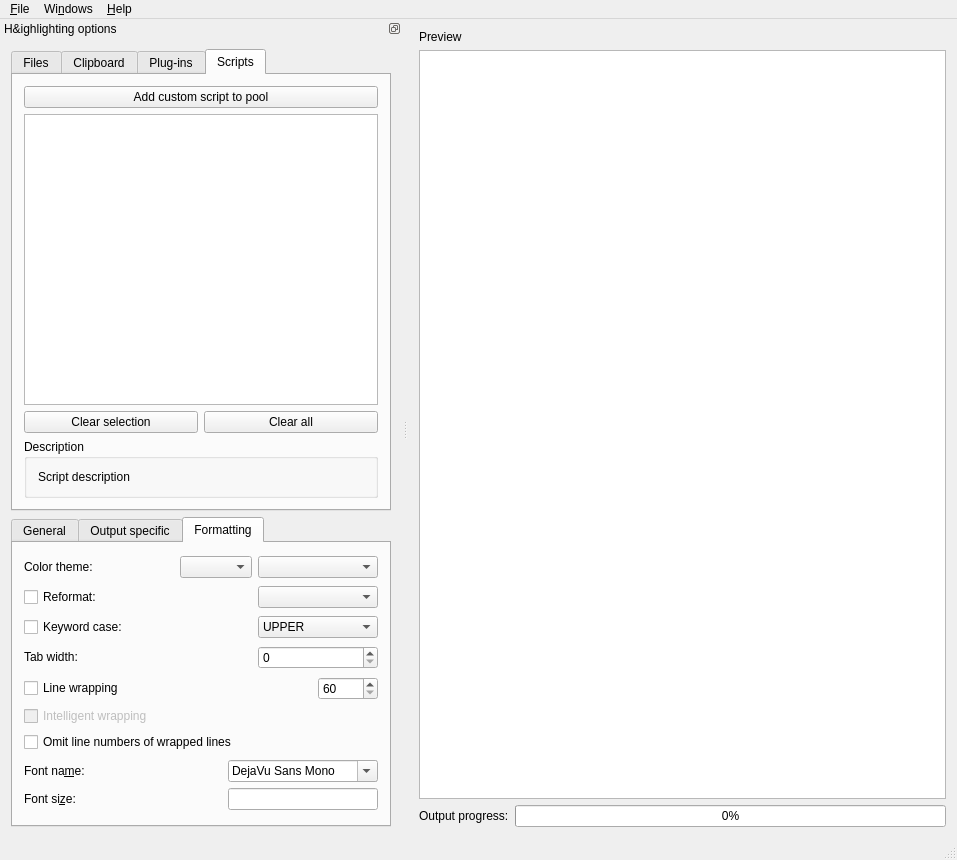
Above: src/gui-qt/mainwindow.ui from pa-0/highlight before the change. Below: the same form after it.
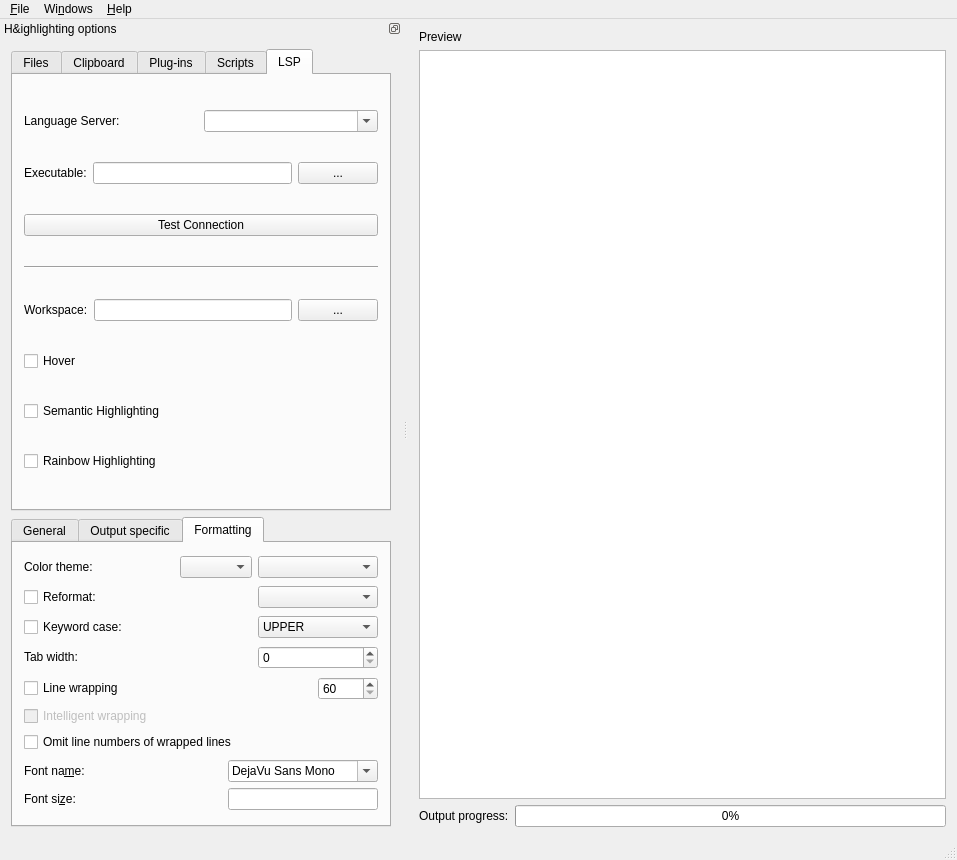
That is the form after the change. Icons and pictures are not drawn.

Commit message: #179 added first GUI LSP setup tab

Diff of the .ui file:
```diff
--- a/src/gui-qt/mainwindow.ui
+++ b/src/gui-qt/mainwindow.ui
@@ -148,7 +148,7 @@
         </size>
        </property>
        <property name="currentIndex">
-        <number>3</number>
+        <number>4</number>
        </property>
        <property name="elideMode">
         <enum>Qt::ElideNone</enum>
@@ -752,6 +752,148 @@
          </item>
         </layout>
        </widget>
+       <widget class="QWidget" name="tab_lsp">
+        <property name="toolTip">
+         <string>Configure the LSP Client</string>
+        </property>
+        <attribute name="title">
+         <string>LSP</string>
+        </attribute>
+        <layout class="QVBoxLayout" name="verticalLayout_19">
+         <item>
+          <layout class="QHBoxLayout" name="horizontalLayout_31">
+           <item>
+            <widget class="QLabel" name="label_10">
+             <property name="text">
+              <string>Language Server:</string>
+             </property>
+            </widget>
+           </item>
+           <item>
+            <widget class="QComboBox" name="comboLSPProfiles">
+             <property name="editable">
+              <bool>true</bool>
+             </property>
+             <property name="currentText">
+              <string notr="true"/>
+             </property>
+            </widget>
+           </item>
+          </layout>
+         </item>
+         <item>
+          <layout class="QHBoxLayout" name="horizontalLayout_32">
+           <item>
+            <widget class="QLabel" name="label_17">
+             <property name="text">
+              <string>Executable:</string>
+             </property>
+            </widget>
+           </item>
+           <item>
+            <widget class="QLineEdit" name="leLSExec"/>
+           </item>
+           <item>
+            <widget class="QPushButton" name="pbSelExecutable">
+             <property name="minimumSize">
+              <size>
+               <width>20</width>
+               <height>0</height>
+              </size>
+             </property>
+             <property name="toolTip">
+              <string>Select the server executable.</string>
+             </property>
+             <property name="text">
+              <string>...</string>
+             </property>
+            </widget>
+           </item>
+          </layout>
+         </item>
+         <item>
+          <layout class="QGridLayout" name="gridLayout_5">
+           <item row="0" column="0">
+            <widget class="QPushButton" name="pbLSInitialize">
+             <property name="text">
+              <string>Test Connection</string>
+             </property>
+            </widget>
+           </item>
+          </layout>
+         </item>
+         <item>
+          <widget class="Line" name="line_6">
+           <property name="orientation">
+            <enum>Qt::Horizontal</enum>
+           </property>
+          </widget>
+         </item>
+         <item>
+          <layout class="QHBoxLayout" name="horizontalLayout_33">
+           <item>
+            <widget class="QLabel" name="label_16">
+             <property name="text">
+              <string>Workspace:</string>
+             </property>
+            </widget>
+           </item>
+           <item>
+            <widget class="QLineEdit" name="leLSWorkspace"/>
+           </item>
+           <item>
+            <widget class="QPushButton" name="pbSelWorkspace">
+             <property name="minimumSize">
+              <size>
+               <width>20</width>
+               <height>0</height>
+              </size>
+             </property>
+             <property name="toolTip">
+              <string>Select the workspace directory of your project.</string>
+             </property>
+             <property name="text">
+              <string>...</string>
+             </property>
+            </widget>
+           </item>
+          </layout>
+         </item>
+         <item>
+          <widget class="QCheckBox" name="cbLSHover">
+           <property name="toolTip">
+            <string>Run hover requests to add tooltips to your output (HTML only).</string>
+           </property>
+           <property name="text">
+            <string>Hover</string>
+           </property>
+           <property name="checkable">
+            <bool>false</bool>
+           </property>
+          </widget>
+         </item>
+         <item>
+          <widget class="QCheckBox" name="cbLSSemantic">
+           <property name="text">
+            <string>Semantic Highlighting</string>
+           </property>
+           <property name="checkable">
+            <bool>false</bool>
+           </property>
+          </widget>
+         </item>
+         <item>
+          <widget class="QCheckBox" name="cbLSRainbow">
+           <property name="text">
+            <string>Rainbow Highlighting</string>
+           </property>
+           <property name="checkable">
+            <bool>false</bool>
+           </property>
+          </widget>
+         </item>
+        </layout>
+       </widget>
       </widget>
      </item>
      <item>
```
Left out of the diff: 2 changed lines with no effect on the pictures. The commit also changes 4 other files.
